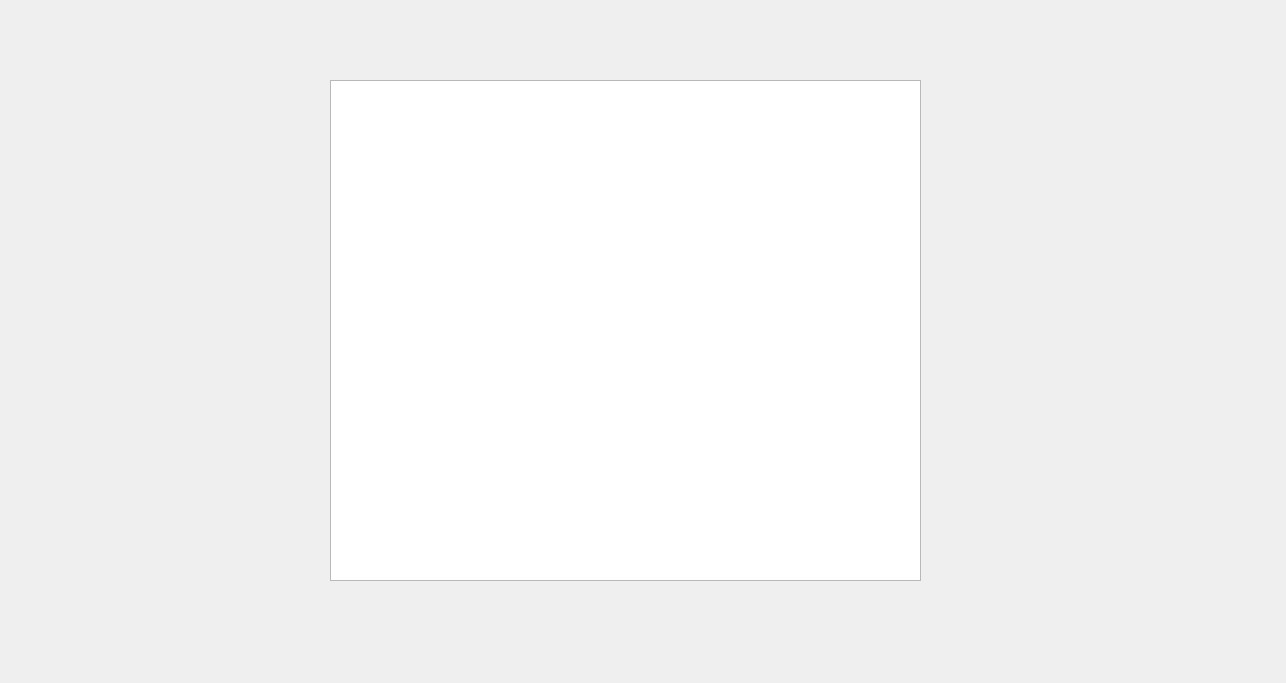
This is gamewindow.ui in alaamhassan/OthelloGameProject as Qt 5 draws it before an edit. The edited form follows.
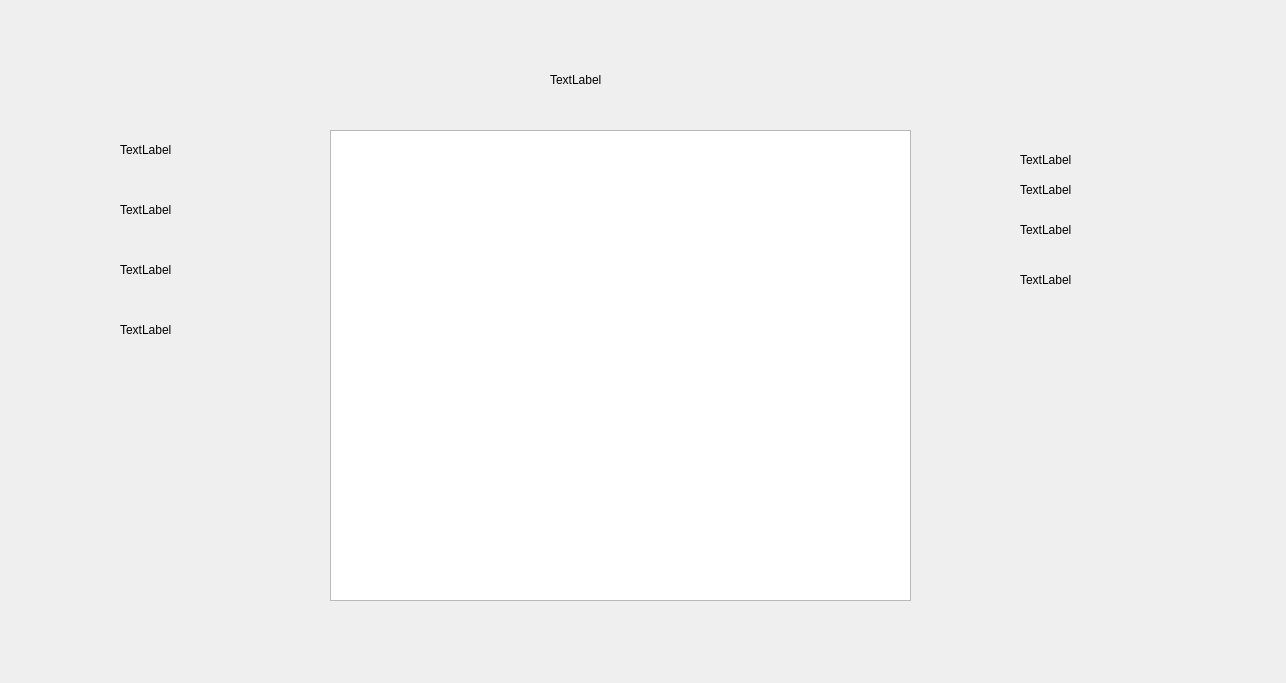
This is the edited form.

Commit message: Added The Score, RemindedPieces, PlayersTurn Game Display

```diff
--- a/gamewindow.ui
+++ b/gamewindow.ui
@@ -17,12 +17,129 @@
    <property name="geometry">
     <rect>
      <x>330</x>
-     <y>80</y>
-     <width>591</width>
-     <height>501</height>
+     <y>130</y>
+     <width>581</width>
+     <height>471</height>
     </rect>
    </property>
   </widget>
+  <widget class="QLabel" name="player1RemindedPieces">
+   <property name="geometry">
+    <rect>
+     <x>1020</x>
+     <y>180</y>
+     <width>63</width>
+     <height>20</height>
+    </rect>
+   </property>
+   <property name="text">
+    <string>TextLabel</string>
+   </property>
+  </widget>
+  <widget class="QLabel" name="player2RemindedPieces">
+   <property name="geometry">
+    <rect>
+     <x>1020</x>
+     <y>270</y>
+     <width>63</width>
+     <height>20</height>
+    </rect>
+   </property>
+   <property name="text">
+    <string>TextLabel</string>
+   </property>
+  </widget>
+  <widget class="QLabel" name="Player1Score">
+   <property name="geometry">
+    <rect>
+     <x>120</x>
+     <y>200</y>
+     <width>63</width>
+     <height>20</height>
+    </rect>
+   </property>
+   <property name="text">
+    <string>TextLabel</string>
+   </property>
+  </widget>
+  <widget class="QLabel" name="Player2Score">
+   <property name="geometry">
+    <rect>
+     <x>120</x>
+     <y>320</y>
+     <width>63</width>
+     <height>20</height>
+    </rect>
+   </property>
+   <property name="text">
+    <string>TextLabel</string>
+   </property>
+  </widget>
+  <widget class="QLabel" name="Player1">
+   <property name="geometry">
+    <rect>
+     <x>120</x>
+     <y>140</y>
+     <width>63</width>
+     <height>20</height>
+    </rect>
+   </property>
+   <property name="text">
+    <string>TextLabel</string>
+   </property>
+  </widget>
+  <widget class="QLabel" name="Player2">
+   <property name="geometry">
+    <rect>
+     <x>120</x>
+     <y>260</y>
+     <width>63</width>
+     <height>20</height>
+    </rect>
+   </property>
+   <property name="text">
+    <string>TextLabel</string>
+   </property>
+  </widget>
+  <widget class="QLabel" name="Player1R">
+   <property name="geometry">
+    <rect>
+     <x>1020</x>
+     <y>150</y>
+     <width>63</width>
+     <height>20</height>
+    </rect>
+   </property>
+   <property name="text">
+    <string>TextLabel</string>
+   </property>
+  </widget>
+  <widget class="QLabel" name="Player2R">
+   <property name="geometry">
+    <rect>
+     <x>1020</x>
+     <y>220</y>
+     <width>63</width>
+     <height>20</height>
+    </rect>
+   </property>
+   <property name="text">
+    <string>TextLabel</string>
+   </property>
+  </widget>
+  <widget class="QLabel" name="TurnLabel">
+   <property name="geometry">
+    <rect>
+     <x>550</x>
+     <y>70</y>
+     <width>63</width>
+     <height>20</height>
+    </rect>
+   </property>
+   <property name="text">
+    <string>TextLabel</string>
+   </property>
+  </widget>
  </widget>
  <resources/>
  <connections/>
```
The commit also changes 17 other files.
